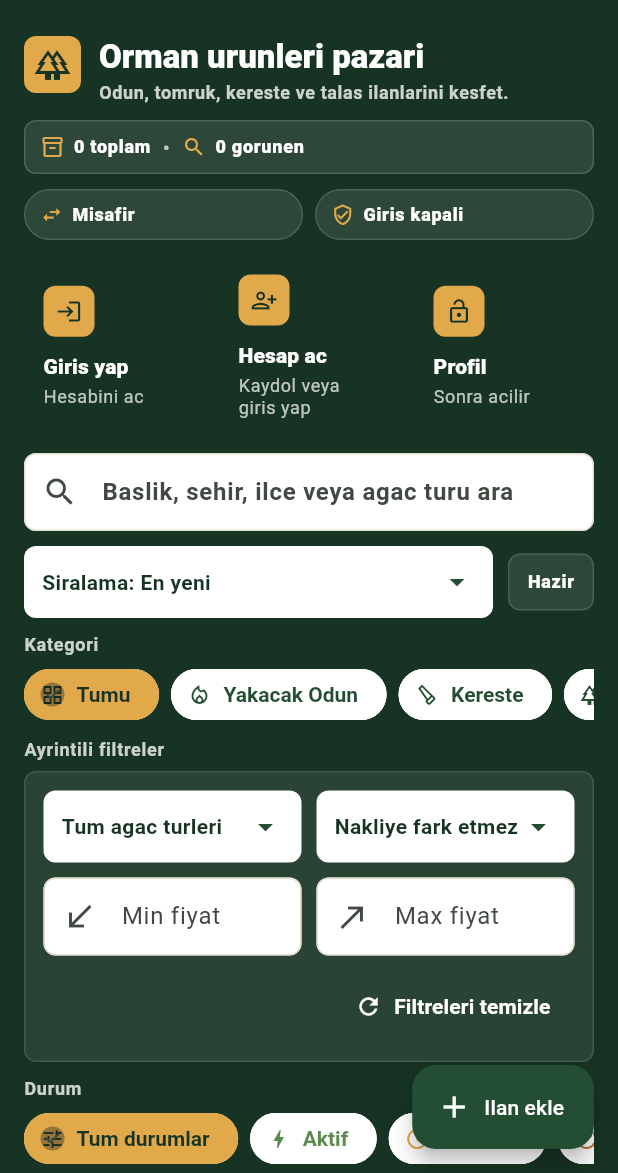
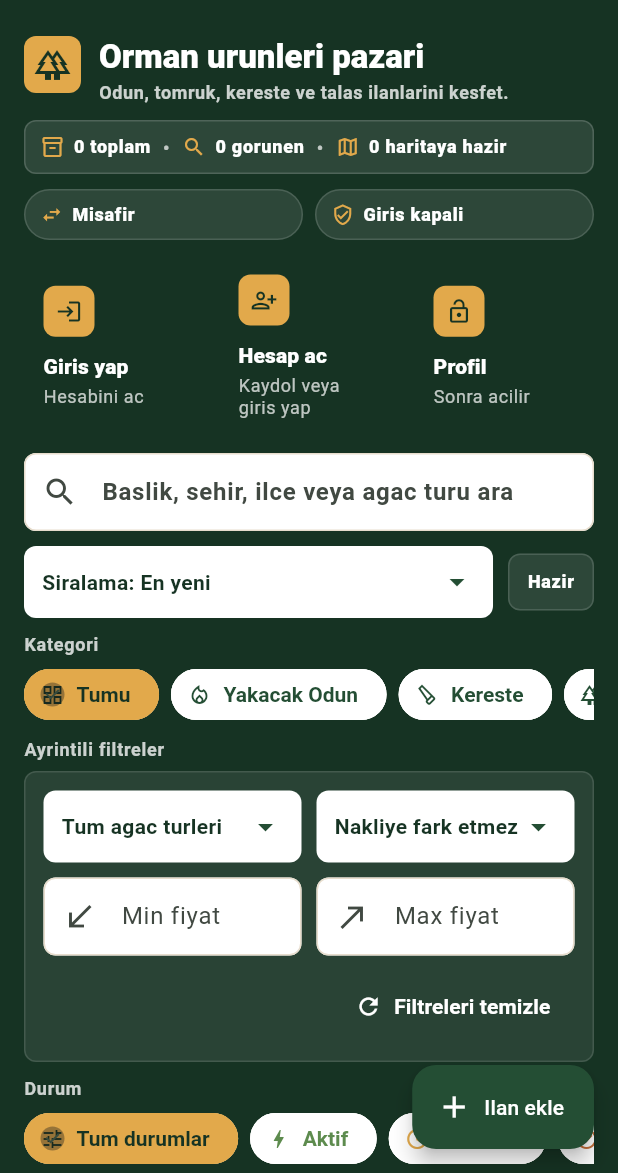
Before and after one commit to EbranurOzbalik/orman-pazar, a Flutter app: the screen it shows after launch, on a phone screen of 412 x 824 dp, the part 63-1236 px from its top. Run offline on Flutter 3.47's test engine with Material 3 defaults, Android fonts, the phone set to English and light mode, and no system bars; our stand-ins replace cloud_firestore, firebase_auth, firebase_core, firebase_storage, image_picker; accounts and stored records are empty.

Commit message:
Day 24 surface map-ready listing signals

```diff
--- a/lib/models/listing_model.dart
+++ b/lib/models/listing_model.dart
@@ -46,6 +46,18 @@ class ListingModel {
   final double? latitude;
   final double? longitude;
   final DateTime createdAt;
+
+  bool get hasCoordinates => latitude != null && longitude != null;
+
+  String get locationLabel => '$city / $district';
+
+  String get coordinatesLabel {
+    if (!hasCoordinates) {
+      return '-';
+    }
+
+    return '${latitude!.toStringAsFixed(6)}, ${longitude!.toStringAsFixed(6)}';
+  }
 
   ListingModel copyWith({
     String? id,
--- a/lib/screens/home_screen.dart
+++ b/lib/screens/home_screen.dart
@@ -391,6 +391,9 @@ class _HomeScreenState extends State<HomeScreen> {
                             sortOption: _sortOption,
                             listingCount: allListings.length,
                             visibleCount: filteredListings.length,
+                            locationReadyCount: allListings
+                                .where((listing) => listing.hasCoordinates)
+                                .length,
                             activeFilterCount: _activeFilterCount,
                             user: user,
                             profile: profile,
@@ -478,6 +481,7 @@ class _SearchAndFilters extends StatelessWidget {
     required this.sortOption,
     required this.listingCount,
     required this.visibleCount,
+    required this.locationReadyCount,
     required this.activeFilterCount,
     required this.user,
     required this.profile,
@@ -507,6 +511,7 @@ class _SearchAndFilters extends StatelessWidget {
   final ListingSortOption sortOption;
   final int listingCount;
   final int visibleCount;
+  final int locationReadyCount;
   final int activeFilterCount;
   final User? user;
   final AppUserModel? profile;
@@ -591,7 +596,11 @@ class _SearchAndFilters extends StatelessWidget {
             ],
           ),
           const SizedBox(height: 10),
-          _MiniStats(listingCount: listingCount, visibleCount: visibleCount),
+          _MiniStats(
+            listingCount: listingCount,
+            visibleCount: visibleCount,
+            locationReadyCount: locationReadyCount,
+          ),
           const SizedBox(height: 10),
           _HomeActionStrip(
             user: user,
@@ -1269,10 +1278,15 @@ class _FilterSection extends StatelessWidget {
 }
 
 class _MiniStats extends StatelessWidget {
-  const _MiniStats({required this.listingCount, required this.visibleCount});
+  const _MiniStats({
+    required this.listingCount,
+    required this.visibleCount,
+    required this.locationReadyCount,
+  });
 
   final int listingCount;
   final int visibleCount;
+  final int locationReadyCount;
 
   @override
   Widget build(BuildContext context) {
@@ -1313,6 +1327,23 @@ class _MiniStats extends StatelessWidget {
             style: Theme.of(context).textTheme.labelMedium?.copyWith(
               color: Colors.white,
               fontWeight: FontWeight.w800,
+            ),
+          ),
+          const Padding(
+            padding: EdgeInsets.symmetric(horizontal: 8),
+            child: Text('•', style: TextStyle(color: Colors.white70)),
+          ),
+          const Icon(Icons.map_outlined, color: AppConstants.amber, size: 16),
+          const SizedBox(width: 6),
+          Expanded(
+            child: Text(
+              '$locationReadyCount haritaya hazir',
+              maxLines: 1,
+              overflow: TextOverflow.ellipsis,
+              style: Theme.of(context).textTheme.labelMedium?.copyWith(
+                color: Colors.white,
+                fontWeight: FontWeight.w800,
+              ),
             ),
           ),
         ],
--- a/lib/widgets/listing_card.dart
+++ b/lib/widgets/listing_card.dart
@@ -119,7 +119,7 @@ class ListingCard extends StatelessWidget {
                                     const SizedBox(width: 4),
                                     Expanded(
                                       child: Text(
-                                        '${listing.city} / ${listing.district}',
+                                        listing.locationLabel,
                                         maxLines: 1,
                                         overflow: TextOverflow.ellipsis,
                                         style: Theme.of(context)
@@ -154,6 +154,11 @@ class ListingCard extends StatelessWidget {
                           ),
                           _InfoChip(text: listing.woodType),
                           _InfoChip(text: listing.moistureStatus),
+                          if (listing.hasCoordinates)
+                            const _InfoChip(
+                              text: 'Harita hazir',
+                              icon: Icons.map_outlined,
+                            ),
                           if (listing.hasDelivery)
                             const _InfoChip(
                               text: 'Nakliye',
```
